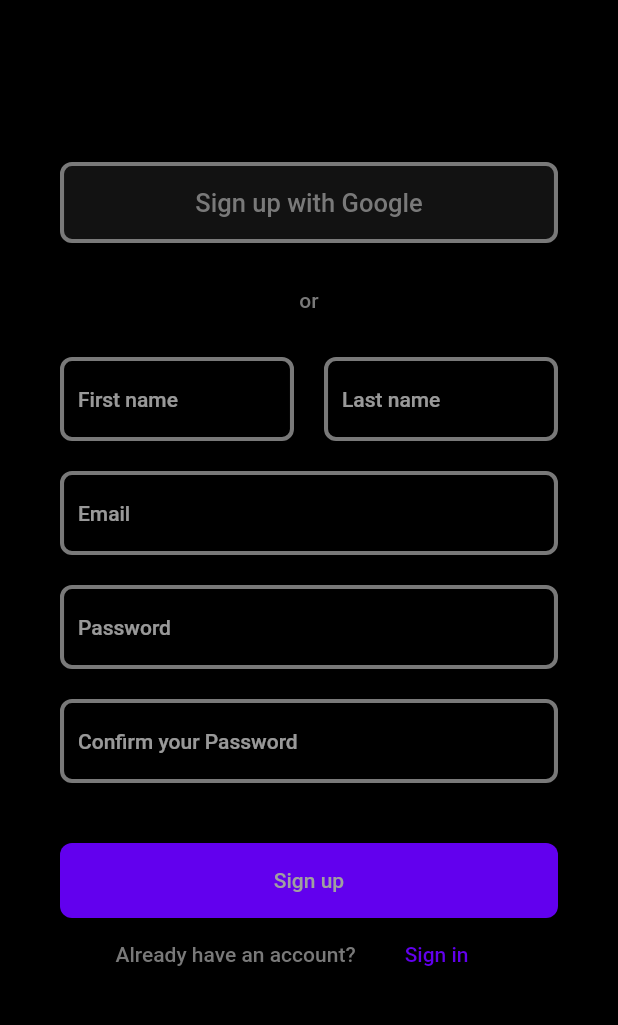
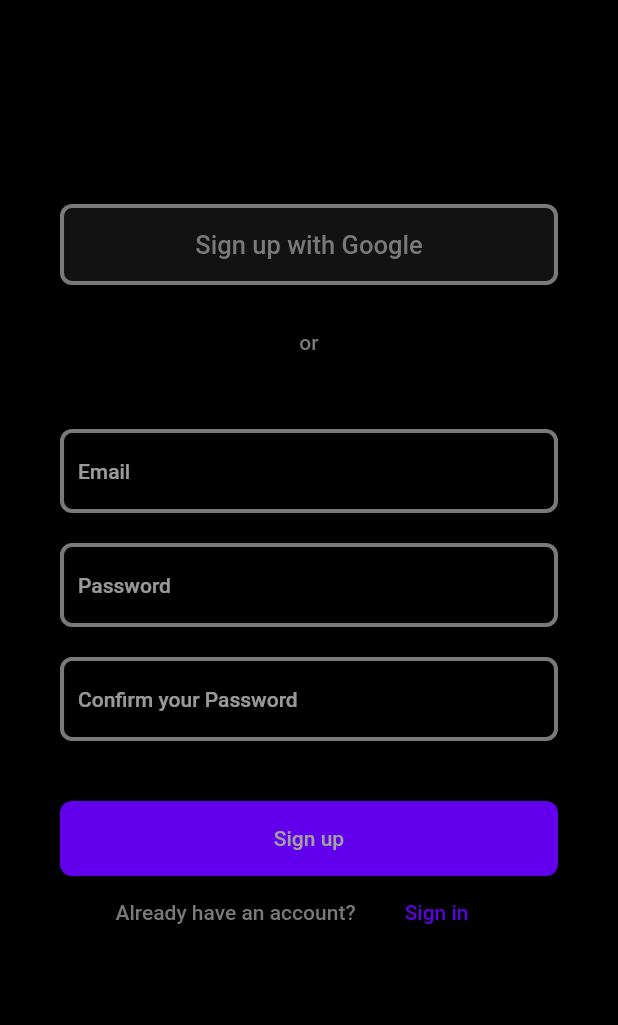
Before and after one commit to Hiebeler/Debt-Manager, a Flutter app: the screen it shows after launch, on a phone screen of 412 x 824 dp, the part 84-1109 px from its top. Run offline on Flutter 3.47's test engine with Material 2 defaults, Android fonts, the phone set to English and light mode, and no system bars; our stand-ins replace cloud_firestore, firebase_auth, firebase_core, google_sign_in, hive, hive_flutter and 1 more; accounts and stored records are empty.

Commit message:
added errorDialogs to signIn, bug fixes

```diff
--- a/lib/l10n/intl_en.arb
+++ b/lib/l10n/intl_en.arb
@@ -11,7 +11,7 @@
 
   "signIn" : "Sign in",
   "signIn_google" : "Sign in with Google",
-  "dontHaveAcc" : "Don't have an Account yet?",
+  "dontHaveAcc" : "Don't have an Account?",
 
   "debtManager" : "Debt-Manager",
   "iOwe" : "I Owe",
--- a/lib/sign-up/sign_up.dart
+++ b/lib/sign-up/sign_up.dart
@@ -65,7 +65,7 @@
 
     bool worked = false;
 
-    if (email == "" || password == "" || confpassword == "" || firstName ==""|| lastName == ""){
+    if (email == "" || password == "" || confpassword == ""){
       print("nicht alle felder ausgefüllt");
       errorDialog(context, "Missing arguments");
       return false;
@@ -87,9 +87,9 @@
       worked = true;
     } on FirebaseAuthException catch (e) {
       if (e.code == "weak-password") {
-        errorDialog(context, "weak password");
+        errorDialog(context, "Weak password");
       } else if (e.code == "email-already-in-use") {
-        errorDialog(context, "Email already exists");
+        errorDialog(context, "An Account with this E-Mail already exists");
       }
     } catch (e) {
       print(e);
@@ -160,52 +160,7 @@
                 const SizedBox(height: 30),
                 Text(S.of(context).or, style: Theme.of(context).textTheme.bodyText1),
                 const SizedBox(height: 30),
-                Row(
-                  children: [
-                    Expanded(
-                      child: Padding(
-                        padding: const EdgeInsets.only(
-                            left: 0, top: 0, right: 10, bottom: 0),
-                        child: TextField(
-                          onChanged: (input) {
-                            firstName = input;
-                          },
-                          decoration: InputDecoration(
-                            hintText: S.of(context).firstname,
-                            enabledBorder: Theme.of(context)
-                                .inputDecorationTheme
-                                .enabledBorder,
-                            focusedBorder: Theme.of(context)
-                                .inputDecorationTheme
-                                .focusedBorder,
-                          ),
-                          style: Theme.of(context).textTheme.bodyText1,
-                        ),
-                      ),
-                    ),
-                    Expanded(
-                      child: Padding(
-                        padding: const EdgeInsets.only(
-                            left: 10, top: 0, right: 0, bottom: 0),
-                        child: TextField(
-                          onChanged: (input) {
-                            lastName = input;
-                          },
-                          decoration: InputDecoration(
-                            hintText: S.of(context).lastname,
-                            enabledBorder: Theme.of(context)
-                                .inputDecorationTheme
-                                .enabledBorder,
-                            focusedBorder: Theme.of(context)
-                                .inputDecorationTheme
-                                .focusedBorder,
-                          ),
-                          style: Theme.of(context).textTheme.bodyText1,
-                        ),
-                      ),
-                    ),
-                  ],
-                ),
+
                 const SizedBox(height: 20),
                 TextField(
                   onChanged: (input) {
```
Also changed, not shown: lib/sign-in/sign_in.dart (+16 -2 lines), lib/generated/intl/messages_en.dart, lib/generated/l10n.dart.
